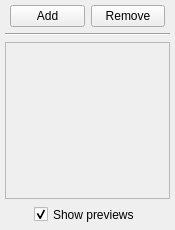
Above: src/Applications/TransferFunctions/Ui/TFPalette.ui from JanKolomaznik/MedV4D before the change. Below: the same form after it.
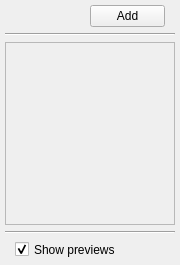
That is the form after the change.

The edit to the form file:
```diff
--- a/src/Applications/TransferFunctions/Ui/TFPalette.ui
+++ b/src/Applications/TransferFunctions/Ui/TFPalette.ui
@@ -6,19 +6,19 @@
    <rect>
     <x>0</x>
     <y>0</y>
-    <width>175</width>
-    <height>230</height>
+    <width>180</width>
+    <height>265</height>
    </rect>
   </property>
   <property name="minimumSize">
    <size>
-    <width>175</width>
-    <height>230</height>
+    <width>180</width>
+    <height>265</height>
    </size>
   </property>
   <property name="maximumSize">
    <size>
-    <width>175</width>
+    <width>16777215</width>
     <height>16777215</height>
    </size>
   </property>
@@ -43,8 +43,8 @@
      <rect>
       <x>0</x>
       <y>0</y>
-      <width>175</width>
-      <height>230</height>
+      <width>180</width>
+      <height>265</height>
      </rect>
     </property>
     <layout class="QVBoxLayout" name="paletteLayout">
@@ -54,22 +54,41 @@
      <item>
       <layout class="QHBoxLayout" name="addRemoveLayout">
        <property name="spacing">
-        <number>6</number>
+        <number>10</number>
        </property>
        <property name="leftMargin">
-        <number>5</number>
+        <number>10</number>
        </property>
        <property name="topMargin">
         <number>0</number>
        </property>
        <property name="rightMargin">
-        <number>5</number>
+        <number>10</number>
        </property>
        <property name="bottomMargin">
         <number>0</number>
        </property>
+       <item>
+        <spacer name="horizontalSpacer">
+         <property name="orientation">
+          <enum>Qt::Horizontal</enum>
+         </property>
+         <property name="sizeHint" stdset="0">
+          <size>
+           <width>40</width>
+           <height>20</height>
+          </size>
+         </property>
+        </spacer>
+       </item>
        <item>
         <widget class="QPushButton" name="addButton">
+         <property name="minimumSize">
+          <size>
+           <width>75</width>
+           <height>0</height>
+          </size>
+         </property>
          <property name="maximumSize">
           <size>
            <width>75</width>
@@ -87,22 +106,6 @@
          </property>
         </widget>
        </item>
-       <item>
-        <widget class="QPushButton" name="removeButton">
-         <property name="maximumSize">
-          <size>
-           <width>75</width>
-           <height>16777215</height>
-          </size>
-         </property>
-         <property name="text">
-          <string>Remove</string>
-         </property>
-         <property name="shortcut">
-          <string>Alt+R</string>
-         </property>
-        </widget>
-       </item>
       </layout>
      </item>
      <item>
@@ -140,34 +143,37 @@
          <rect>
           <x>0</x>
           <y>0</y>
-          <width>163</width>
-          <height>150</height>
+          <width>168</width>
+          <height>176</height>
          </rect>
         </property>
        </widget>
       </widget>
      </item>
+     <item>
+      <widget class="Line" name="lineBottom">
+       <property name="orientation">
+        <enum>Qt::Horizontal</enum>
+       </property>
+      </widget>
+     </item>
      <item>
       <layout class="QHBoxLayout" name="previewCheckLayout">
        <property name="spacing">
+        <number>10</number>
+       </property>
+       <property name="leftMargin">
+        <number>10</number>
+       </property>
+       <property name="topMargin">
         <number>0</number>
        </property>
-       <property name="margin">
+       <property name="rightMargin">
+        <number>10</number>
+       </property>
+       <property name="bottomMargin">
         <number>0</number>
        </property>
-       <item>
-        <spacer name="horizontalSpacer2">
-         <property name="orientation">
-          <enum>Qt::Horizontal</enum>
-         </property>
-         <property name="sizeHint" stdset="0">
-          <size>
-           <width>40</width>
-           <height>20</height>
-          </size>
-         </property>
-        </spacer>
-       </item>
        <item>
         <widget class="QCheckBox" name="previewsCheck">
          <property name="minimumSize">
```
Left out of the diff: 2 changed lines with no effect on the pictures.
